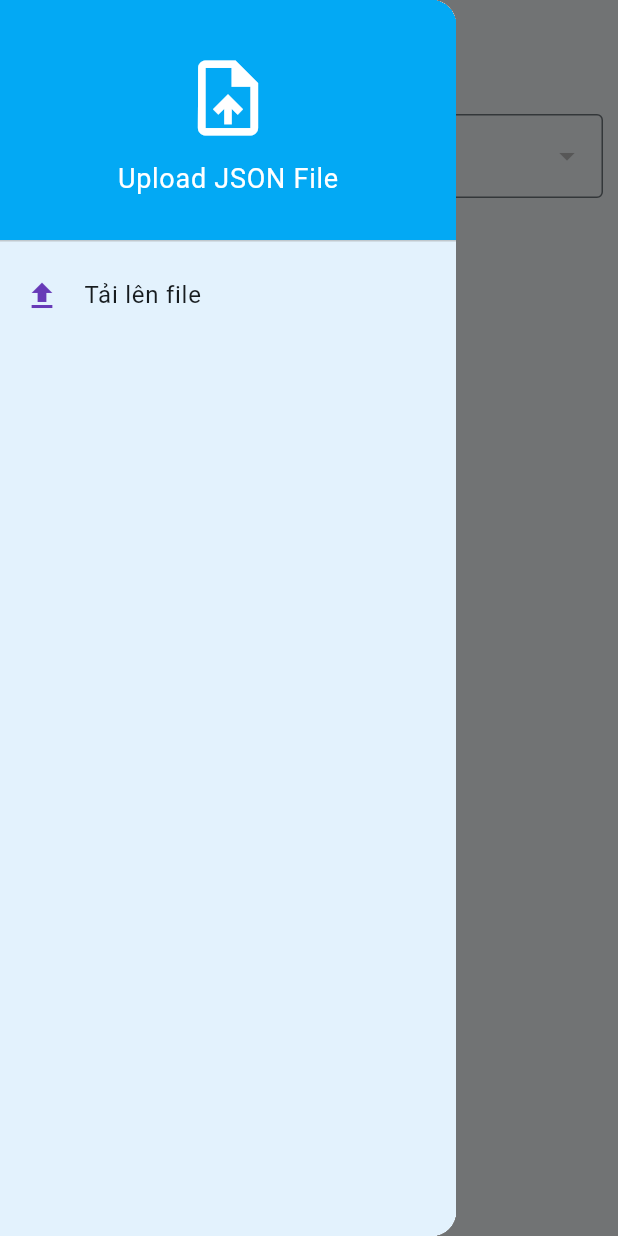
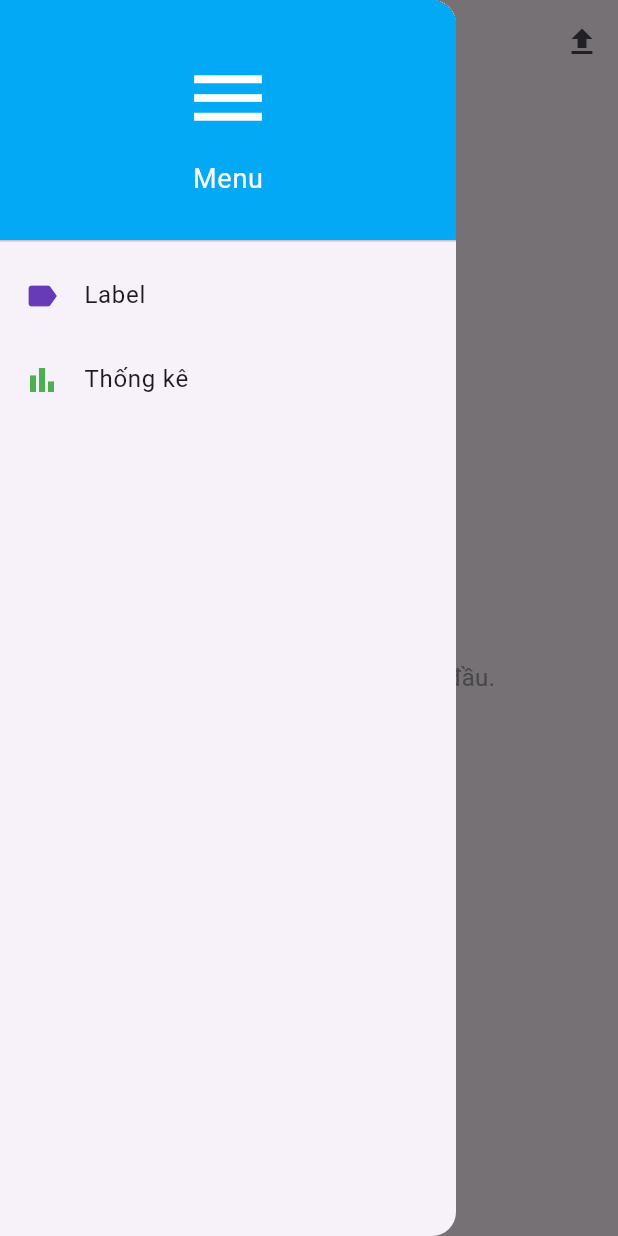
Before and after one commit to couQSama/PostLabeler, a Flutter app: the LabelScreen screen opened directly, with the side drawer open, on a phone screen of 412 x 824 dp. Run offline on Flutter 3.47's test engine with Material 3 defaults, Android fonts, the phone set to English and light mode, and no system bars; our stand-ins replace file_picker.

```diff
--- /dev/null
+++ b/assets/data_new.json
@@ -0,0 +1,54 @@
+[
+    {
+        "content": "content 1",
+        "label": null,
+        "comments": [
+            {
+                "content": "cmt 1",
+                "summary": "hello 1",
+                "label": 0,
+                "comments": [
+                    {
+                        "content": "cmt 1.1",
+                        "summary": "hello 2",
+                        "label": 1,
+                        "comments": [
+                            {
+                                "content": "cmt 1.1.1",
+                                "summary": "hello 3",
+                                "label": 2,
+                                "comments": []
+                            }
+                        ]
+                    }
+                ]
+            }
+        ]
+    },
+    {
+        "content": "content 2",
+        "label": null,
+        "comments": [
+            {
+                "content": "cmt 1",
+                "summary": "hello 1",
+                "label": 0,
+                "comments": [
+                    {
+                        "content": "cmt 1.1",
+                        "summary": "hello 2",
+                        "label": 1,
+                        "comments": [
+                            {
+                                "content": "cmt 1.1.1",
+                                "summary": "hello 3",
+                                "label": 2,
+                                "comments": []
+                            }
+                        ]
+                    }
+                ]
+            }
+        ]
+    }
+]
--- /dev/null
+++ b/lib/providers/file_provider.dart
@@ -0,0 +1,40 @@
+import 'dart:convert';
+import 'dart:io';
+
+import 'package:file_picker/file_picker.dart';
+import 'package:flutter/material.dart';
+
+class FileProvider with ChangeNotifier {
+  List<dynamic> _data = [];
+  bool _hasData = false;
+  String? _savePath;  // Thêm biến lưu trữ đường dẫn của file
+
+  List<dynamic> get data => _data;
+  bool get hasData => _hasData;
+  String? get savePath => _savePath;  // Getter cho savePath
+
+  Future<void> pickFile() async {
+    FilePickerResult? result = await FilePicker.platform.pickFiles(
+      type: FileType.custom,
+      allowedExtensions: ['json'],
+    );
+
+    if (result != null) {
+      String? path = result.files.single.path;
+      if (path != null) {
+        _savePath = path;  // Lưu lại đường dẫn của file
+        File file = File(path);
+        try {
+          String content = await file.readAsString();
+          _data = json.decode(content);
+          _hasData = true;
+          notifyListeners();  // Cập nhật UI sau khi đọc xong
+        } catch (e) {
+          throw Exception('Không thể đọc dữ liệu từ file JSON');
+        }
+      }
+    } else {
+      throw Exception('Không có file nào được chọn');
+    }
+  }
+}
--- /dev/null
+++ b/lib/screens/label_screen.dart
@@ -0,0 +1,81 @@
+import 'package:flutter/material.dart';
+import 'package:label_app/providers/file_provider.dart';
+import 'package:label_app/widgets/drawer_widget.dart';
+import 'package:label_app/widgets/dropdown_widget.dart';
+import 'package:label_app/widgets/post_widget.dart';
+import 'package:provider/provider.dart';
+
+class LabelScreen extends StatefulWidget {
+  const LabelScreen({Key? key}) : super(key: key);
+
+  @override
+  State<LabelScreen> createState() => _LabelScreenState();
+}
+
+class _LabelScreenState extends State<LabelScreen> {
+  int? _selectedPost;
+
+  @override
+  Widget build(BuildContext context) {
+    final fileProvider = Provider.of<FileProvider>(context);
+    final posts = fileProvider.data;
+    final savePath = fileProvider.savePath;  // Lấy savePath từ FileProvider
+
+    return Scaffold(
+      appBar: AppBar(
+        title: const Text(
+          'Label App',
+          style: TextStyle(fontSize: 22, fontWeight: FontWeight.bold),
+        ),
+        actions: [
+          IconButton(
+            icon: const Icon(Icons.file_upload),
+            tooltip: 'Tải lên JSON',
+            onPressed: () async {
+              try {
+                await fileProvider.pickFile();
+                ScaffoldMessenger.of(context).showSnackBar(
+                  const SnackBar(content: Text('Tải dữ liệu thành công!'), backgroundColor: Colors.green),
+                );
+              } catch (e) {
+                ScaffoldMessenger.of(context).showSnackBar(
+                  SnackBar(content: Text(e.toString()), backgroundColor: Colors.red),
+                );
+              }
+            },
+          ),
+        ],
+      ),
+      drawer: const DrawerWidget(),
+      body: fileProvider.hasData
+          ? Column(
+              children: [
+                SizedBox(height: 5,),
+                DropdownWidget(
+                  posts: posts,
+                  selectedValue: _selectedPost,
+                  onChanged: (int? newValue) {
+                    setState(() => _selectedPost = newValue);
+                  },
+                ),
+                Expanded(
+                  child: _selectedPost != null && _selectedPost! < posts.length
+                      ? PostWidget(
+                          posts: posts,
+                          postIndex: _selectedPost!,
+                          savePath: savePath ?? '',  // Truyền savePath vào đây
+                        )
+                      : const Center(child: Text('Vui lòng chọn bài viết')),
+                ),
+              ],
+            )
+          : const Center(
+              child: Text(
+                'Chưa có dữ liệu.\nNhấn nút tải lên JSON để bắt đầu.',
+                textAlign: TextAlign.center,
+                style: TextStyle(fontSize: 16, color: Colors.grey),
+              ),
+            ),
+    );
+  }
+}
--- a/lib/screens/lable_screen.dart
+++ /dev/null
@@ -1,116 +0,0 @@
-import 'dart:convert';
-import 'dart:io';
-import 'package:file_picker/file_picker.dart';
-import 'package:flutter/material.dart';
-import 'package:label_app/widgets/post_widget.dart';
-import 'package:label_app/widgets/drawer_widget.dart';
-import 'package:label_app/widgets/dropdown_widget.dart';
-
-class LabelScreen extends StatefulWidget {
-  @override
-  State<LabelScreen> createState() => _LabelScreenState();
-}
-
-class _LabelScreenState extends State<LabelScreen> {
-  List<dynamic> _posts = [];
-  String? savePath;
-  int? _selectedPost;
-  ScrollController _scrollController = ScrollController();
-
-  @override
-  Widget build(BuildContext context) {
-    return Scaffold(
-      appBar: AppBar(
-        title: const Text(
-          'Label App',
-          style: TextStyle(fontSize: 22, fontWeight: FontWeight.bold),
-        ),
-      ),
-      drawer: DrawerWidget(onFilePicked: pickFileData),
-      body: Padding(
-        padding: const EdgeInsets.symmetric(horizontal: 10, vertical: 20),
-        child: Column(
-          crossAxisAlignment: CrossAxisAlignment.start,
-          children: [
-            DropdownWidget(
-              posts: _posts,
-              selectedValue: _selectedPost,
-              onChanged: (int? newValue) {
-                setState(() => _selectedPost = newValue);
-                _scrollController.animateTo(
-                  0,
-                  duration: const Duration(milliseconds: 500),
-                  curve: Curves.easeInOut,
-                );
-              },
-            ),
-            const SizedBox(height: 10),
-            Expanded(
-              child: _selectedPost != null && _selectedPost! < _posts.length
-                  ? ListView(
-                      controller: _scrollController,
-                      children: [
-                        PostWidget(
-                          key: ValueKey<int>(_selectedPost!),
-                          posts: _posts,
-                          savePath: savePath,
-                          postIndex: _selectedPost!,
-                        ),
-                      ],
-                    )
-                  : const Center(
-                      child: Text(
-                        'Vui lòng chọn bài viết',
-                        style: TextStyle(fontSize: 16, color: Colors.grey),
-                      ),
-                    ),
-            ),
-          ],
-        ),
-      ),
-    );
-  }
-
-  Future<void> pickFileData() async {
-    FilePickerResult? result = await FilePicker.platform.pickFiles(
-      type: FileType.custom,
-      allowedExtensions: ['json'],
-    );
-
-    if (result != null) {
-      String? path = result.files.single.path;
-      if (path != null) {
-        File f = File(path);
-        savePath = path;
-        try {
-          String content = await f.readAsString();
-          setState(() {
-            _posts = json.decode(content);
-            _selectedPost = null;
-          });
-
-        ScaffoldMessenger.of(context).showSnackBar(
-          const SnackBar(
-            content: Text('Tải dữ liệu thành công!'),
-            backgroundColor: Colors.red,
-          ),
-      );
-        } catch (e) {
-          ScaffoldMessenger.of(context).showSnackBar(
-            const SnackBar(
-              content: Text('Không thể tải dữ liệu từ file JSON'),
-              backgroundColor: Colors.red,
-            ),
-          );
-        }
-      }
-    } else {
-      ScaffoldMessenger.of(context).showSnackBar(
-        const SnackBar(
-          content: Text('Không có file nào được chọn!'),
-          backgroundColor: Colors.red,
-        ),
-      );
-    }
-  }
-}
--- a/lib/widgets/drawer_widget.dart
+++ b/lib/widgets/drawer_widget.dart
@@ -1,16 +1,14 @@
 // drawer_widget.dart
 import 'package:flutter/material.dart';
+import 'package:label_app/screens/label_screen.dart';
+import 'package:label_app/screens/statistics_screen.dart';
 
 class DrawerWidget extends StatelessWidget {
-  final Future<void> Function() onFilePicked;
-
-  const DrawerWidget({Key? key, required this.onFilePicked}) : super(key: key);
+  const DrawerWidget({Key? key}) : super(key: key);
 
   @override
   Widget build(BuildContext context) {
     return Drawer(
-      child: Container(
-        color: Colors.blue.shade50,
       child: ListView(
         padding: EdgeInsets.zero,
         children: [
@@ -19,23 +17,36 @@ class DrawerWidget extends StatelessWidget {
             child: Column(
               mainAxisAlignment: MainAxisAlignment.center,
               children: [
-                  Icon(Icons.upload_file, size: 60, color: Colors.white),
+                Icon(Icons.menu, size: 60, color: Colors.white),
                 SizedBox(height: 10),
-                  Text('Upload JSON File', style: TextStyle(fontSize: 18, color: Colors.white))
+                Text('Menu', style: TextStyle(fontSize: 18, color: Colors.white)),
               ],
             ),
           ),
           ListTile(
-              leading: const Icon(Icons.file_upload, color: Colors.deepPurple),
-              title: const Text('Tải lên file', style: TextStyle(fontSize: 16)),
+            leading: const Icon(Icons.label, color: Colors.deepPurple),
+            title: const Text('Label', style: TextStyle(fontSize: 16)),
             onTap: () {
-                onFilePicked();
               Navigator.pop(context);
+              Navigator.pushReplacement(
+                context,
+                MaterialPageRoute(builder: (context) => const LabelScreen()),
+              );
+            },
+          ),
+          ListTile(
+            leading: const Icon(Icons.bar_chart, color: Colors.green),
+            title: const Text('Thống kê', style: TextStyle(fontSize: 16)),
+            onTap: () {
+              Navigator.pop(context);
+              Navigator.pushReplacement(
+                context,
+                MaterialPageRoute(builder: (context) => const StatisticsScreen()),
+              );
             },
           ),
         ],
       ),
-      ),
     );
   }
 }
--- a/lib/widgets/post_widget.dart
+++ b/lib/widgets/post_widget.dart
@@ -1,23 +1,25 @@
 import 'package:flutter/material.dart';
 import 'package:label_app/models/comment_model.dart';
+import 'package:label_app/widgets/comment_line_painter.dart';
 import 'package:label_app/widgets/comment_widget.dart';
 import 'package:label_app/widgets/content_widget.dart';
-
-import 'comment_line_painter.dart';
 
 class PostWidget extends StatelessWidget {
   final List<dynamic> posts;
   final String? savePath;
   final int postIndex;
+
   const PostWidget({super.key, required this.posts, required this.postIndex, required this.savePath});
 
   @override
   Widget build(BuildContext context) {
     return Padding(
       padding: const EdgeInsets.only(left: 50, right: 50, bottom: 10),
-      child: Column(
-        crossAxisAlignment: CrossAxisAlignment.start,
-        children: _renderPost(posts[postIndex]),
+      child: SingleChildScrollView(  // Đảm bảo nội dung có thể cuộn
+        child: Column(
+          crossAxisAlignment: CrossAxisAlignment.start,
+          children: _renderPost(posts[postIndex]),
+        ),
       ),
     );
   }
```
Also changed, not shown: lib/main.dart (+16 -16 lines), lib/screens/statistics_screen.dart (added, +131 -0 lines), lib/widgets/comment_widget.dart (+32 -18 lines), lib/widgets/edit_button_widget.dart (deleted, +0 -25 lines). Lines whose indentation alone changed are shown as unchanged.
